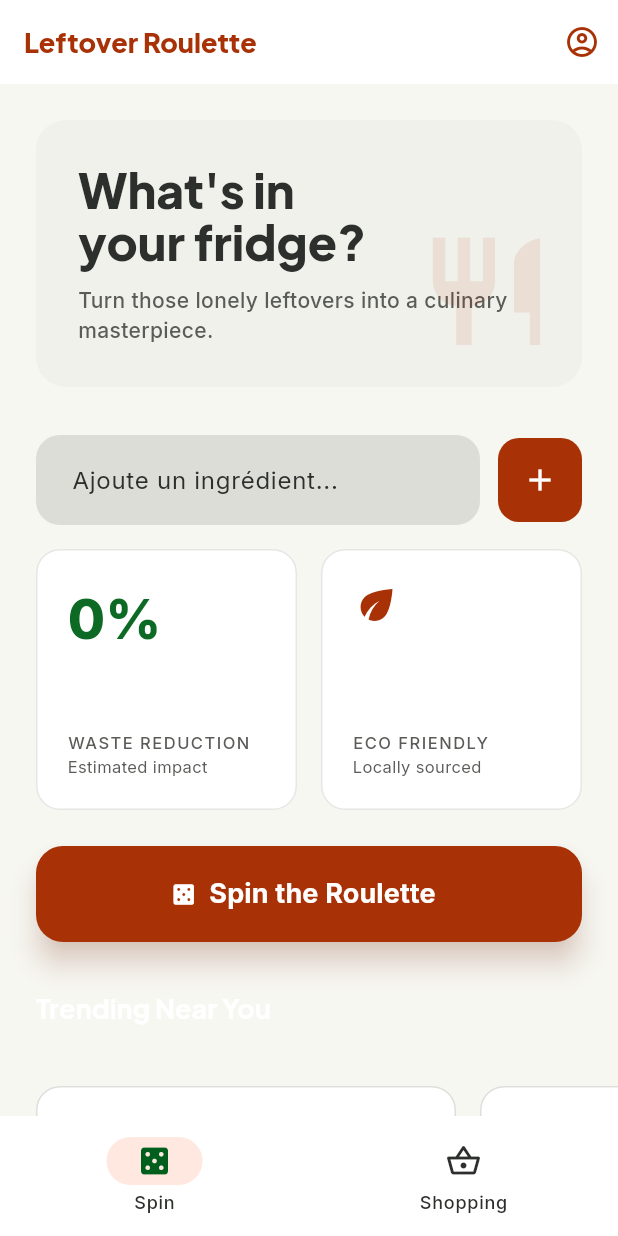
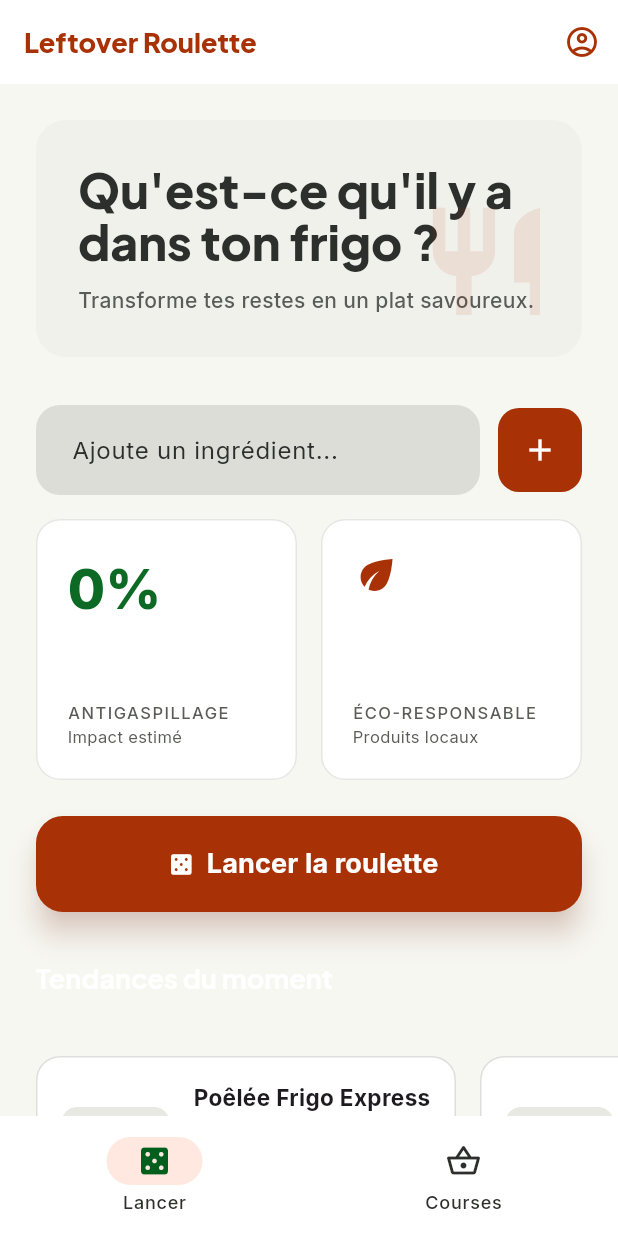
Before and after one commit to RomainDoyen/Leftover, a Flutter app: the screen it shows after launch, on a phone screen of 412 x 824 dp. Run offline on Flutter 3.47's test engine with Material 3 defaults, Android fonts, the phone set to English and light mode, and no system bars; our stand-ins replace cloud_firestore, equatable, firebase_auth, firebase_core, flutter_riverpod, go_router and 1 more; accounts and stored records are empty.

Commit message:
i18n: translate all UI strings to French
Translate all remaining English user-visible strings to French across
home_screen, result_screen, app_router and mock_recipe_repository.
Also fix TrendingCard title overflow (maxLines: 1) triggered by longer
French names, and update home_screen_test accordingly.

Made-with: Cursor

```diff
--- a/lib/core/router/app_router.dart
+++ b/lib/core/router/app_router.dart
@@ -74,8 +74,8 @@ class _BottomNav extends StatelessWidget {
   const _BottomNav({required this.currentLocation});
 
   static const _destinations = [
-    (icon: Icons.casino_outlined, filledIcon: Icons.casino,      label: 'Spin',     path: Routes.home),
-    (icon: Icons.shopping_basket_outlined, filledIcon: Icons.shopping_basket, label: 'Shopping', path: Routes.shopping),
+    (icon: Icons.casino_outlined, filledIcon: Icons.casino,      label: 'Lancer',   path: Routes.home),
+    (icon: Icons.shopping_basket_outlined, filledIcon: Icons.shopping_basket, label: 'Courses',  path: Routes.shopping),
   ];
 
   @override
--- a/lib/presentation/screens/home/home_screen.dart
+++ b/lib/presentation/screens/home/home_screen.dart
@@ -116,7 +116,7 @@ class _HomeScreenState extends ConsumerState<HomeScreen> {
                 _SpinButton(spinning: _spinning, onPressed: _spin),
                 const SizedBox(height: 32),
                 Text(
-                  'Trending Near You',
+                  'Tendances du moment',
                   style: Theme.of(context).textTheme.headlineSmall,
                 ),
                 const SizedBox(height: 16),
@@ -131,13 +131,13 @@ class _HomeScreenState extends ConsumerState<HomeScreen> {
                 padding: const EdgeInsets.symmetric(horizontal: 24),
                 children: const [
                   TrendingCard(
-                    title: 'Kitchen Sink Stir-fry',
-                    subtitle: 'Quick · 20 min · Easy',
+                    title: 'Poêlée Frigo Express',
+                    subtitle: 'Rapide · 20 min · Facile',
                   ),
                   SizedBox(width: 16),
                   TrendingCard(
-                    title: 'Umami Leftover Melt',
-                    subtitle: 'Comfort · 15 min · Easy',
+                    title: 'Toast Umami Fondu',
+                    subtitle: 'Réconfort · 15 min · Facile',
                   ),
                 ],
               ),
@@ -170,7 +170,7 @@ class _HeroCard extends StatelessWidget {
             crossAxisAlignment: CrossAxisAlignment.start,
             children: [
               Text(
-                "What's in\nyour fridge?",
+                "Qu'est-ce qu'il y a\ndans ton frigo ?",
                 style: Theme.of(context).textTheme.displayMedium?.copyWith(
                       color: AppColors.onSurface,
                       height: 1.1,
@@ -178,7 +178,7 @@ class _HeroCard extends StatelessWidget {
               ),
               const SizedBox(height: 12),
               Text(
-                'Turn those lonely leftovers into a culinary masterpiece.',
+                'Transforme tes restes en un plat savoureux.',
                 style: Theme.of(context).textTheme.bodyMedium?.copyWith(
                       color: AppColors.onSurfaceVariant,
                       fontWeight: FontWeight.w500,
@@ -282,14 +282,14 @@ class _BentoStats extends StatelessWidget {
                   ),
                   const Spacer(),
                   Text(
-                    'WASTE REDUCTION',
+                    'ANTIGASPILLAGE',
                     style: Theme.of(context).textTheme.labelSmall?.copyWith(
                           color: AppColors.onSurfaceVariant,
                           letterSpacing: 1,
                         ),
                   ),
                   Text(
-                    'Estimated impact',
+                    'Impact estimé',
                     style: Theme.of(context).textTheme.bodyMedium?.copyWith(
                           color: AppColors.onSurfaceVariant,
                           fontSize: 11,
@@ -319,14 +319,14 @@ class _BentoStats extends StatelessWidget {
                   const Icon(Icons.eco, color: AppColors.primary, size: 32),
                   const Spacer(),
                   Text(
-                    'ECO FRIENDLY',
+                    'ÉCO-RESPONSABLE',
                     style: Theme.of(context).textTheme.labelSmall?.copyWith(
                           color: AppColors.onSurfaceVariant,
                           letterSpacing: 1,
                         ),
                   ),
                   Text(
-                    'Locally sourced',
+                    'Produits locaux',
                     style: Theme.of(context).textTheme.bodyMedium?.copyWith(
                           color: AppColors.onSurfaceVariant,
                           fontSize: 11,
@@ -366,7 +366,7 @@ class _SpinButton extends StatelessWidget {
               )
             : const Icon(Icons.casino, color: Colors.white),
         label: Text(
-          spinning ? 'Spinning...' : 'Spin the Roulette',
+          spinning ? 'En cours...' : 'Lancer la roulette',
           style: const TextStyle(
             fontSize: 18,
             fontWeight: FontWeight.w700,
--- a/lib/presentation/screens/home/widgets/trending_card.dart
+++ b/lib/presentation/screens/home/widgets/trending_card.dart
@@ -45,6 +45,8 @@ class TrendingCard extends StatelessWidget {
               children: [
                 Text(
                   title,
+                  maxLines: 1,
+                  overflow: TextOverflow.ellipsis,
                   style: const TextStyle(fontWeight: FontWeight.w700, fontSize: 15),
                 ),
                 const SizedBox(height: 4),
--- a/lib/presentation/screens/result/result_screen.dart
+++ b/lib/presentation/screens/result/result_screen.dart
@@ -195,7 +195,7 @@ class ResultScreen extends ConsumerWidget {
                     Text('Ingrédients',
                         style: Theme.of(context).textTheme.headlineSmall),
                     Text(
-                      '${recipe.ingredients.length} items',
+                      '${recipe.ingredients.length} ingrédients',
                       style: const TextStyle(
                           fontSize: 13,
                           color: AppColors.onSurfaceVariant),
```
Also changed, not shown: lib/data/repositories/mock_recipe_repository.dart (+5 -5 lines), 1 other file.
